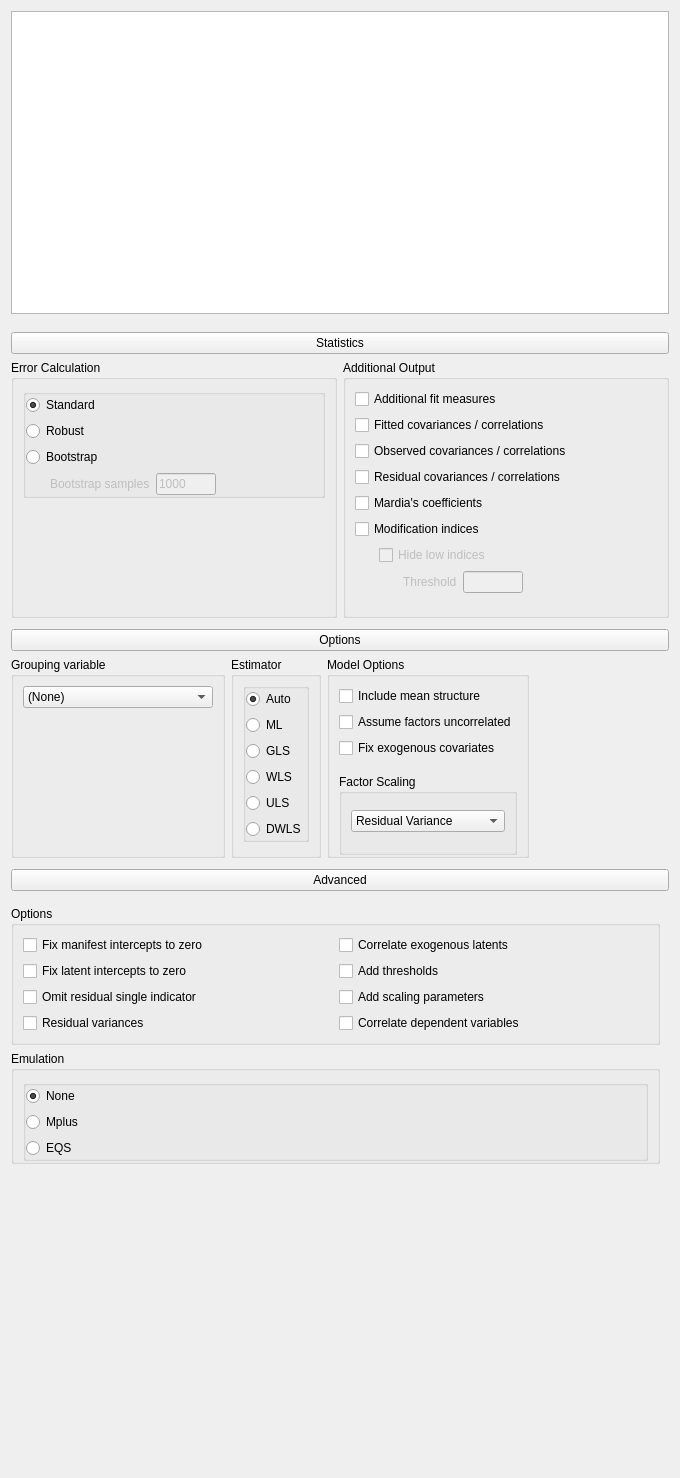
Old version of the form JASP-Desktop/analysisforms/semsimpleform.ui in the repository jasp-stats/jasp-desktop.
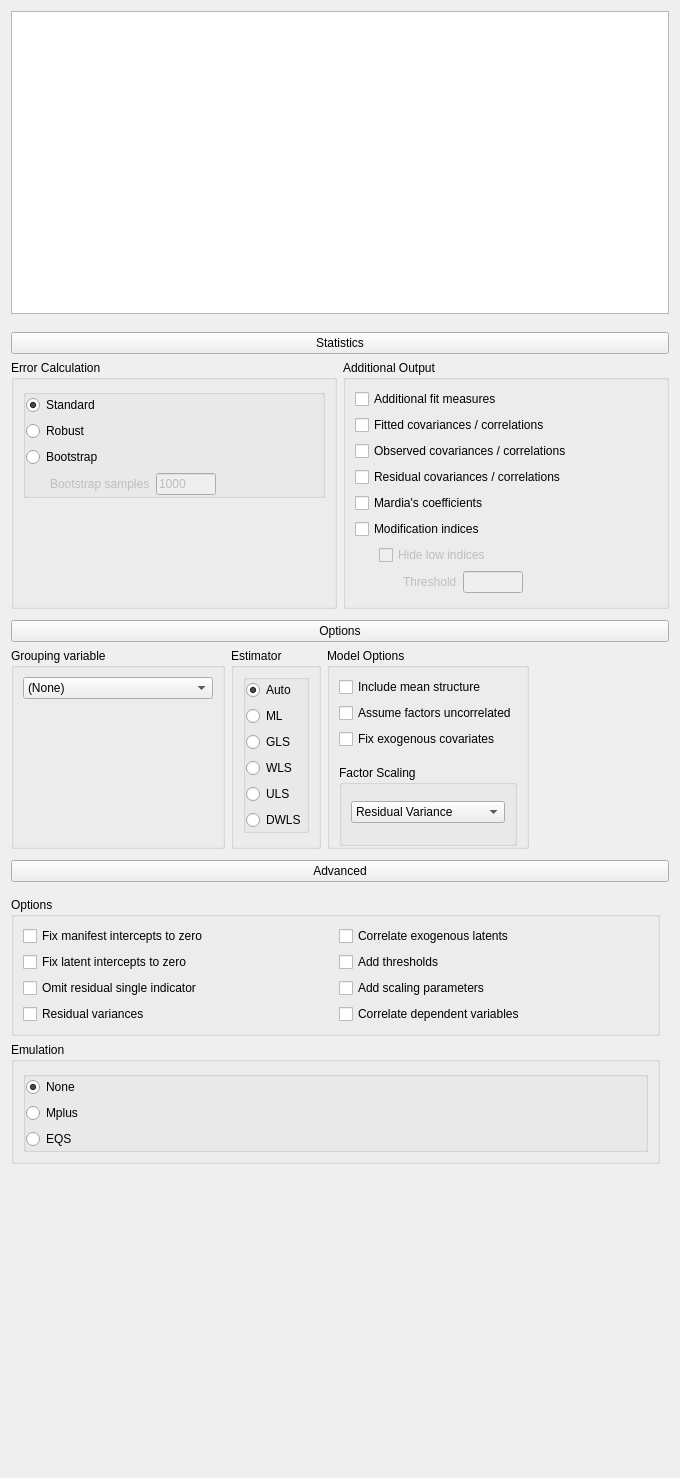
New version of the form. Custom widgets are drawn as their Qt base class.

```diff
--- a/JASP-Desktop/analysisforms/semsimpleform.ui
+++ b/JASP-Desktop/analysisforms/semsimpleform.ui
@@ -127,6 +127,12 @@
                   <property name="topMargin">
                    <number>0</number>
                   </property>
+                  <property name="rightMargin">
+                   <number>0</number>
+                  </property>
+                  <property name="bottomMargin">
+                   <number>0</number>
+                  </property>
                   <item row="0" column="0">
                    <widget class="BoundCheckBox" name="outputModificationIndicesHideLowIndices">
                     <property name="text">
@@ -715,9 +721,6 @@
             <string>Emulation</string>
            </property>
            <layout class="QGridLayout" name="gridLayout_13">
-            <property name="bottomMargin">
-             <number>0</number>
-            </property>
             <item row="0" column="0">
              <widget class="BoundGroupBox" name="emulation">
               <layout class="QGridLayout" name="gridLayout_14">
```
